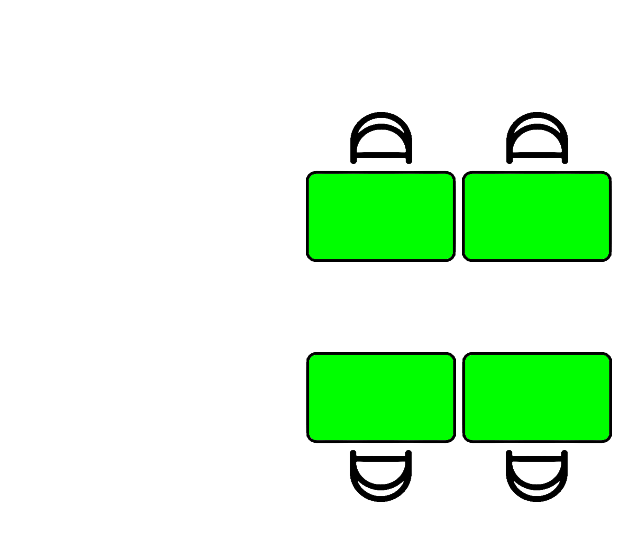
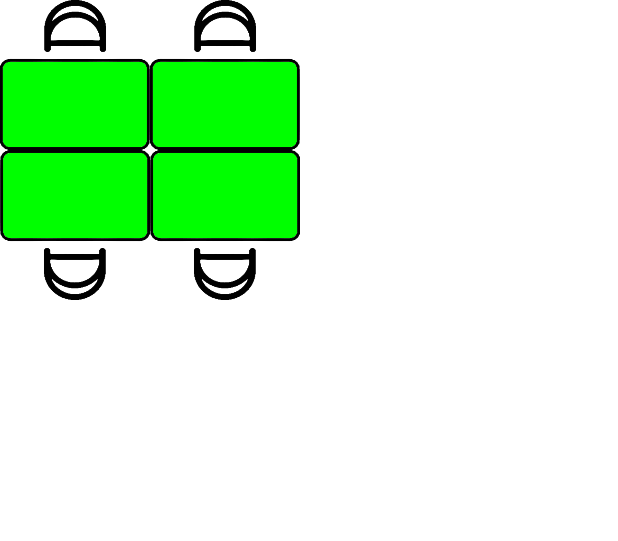
Before and after one commit to SwevenSoftware/BlockCOVID-android, an Android app: the layout fragment_postazioni.xml on its own in the app's theme, with its tools: preview values and no code run, on a phone screen of 412 x 824 dp. Shown: the top 541 px of the screen. Run offline under Robolectric (Android 15) with nearby library versions, the phone set to English and light mode, and no system bars.

Commit message:
postazioni stanno vicine e lo schermo e' bloccato in portrait mode

```diff
--- a/app/src/main/AndroidManifest.xml
+++ b/app/src/main/AndroidManifest.xml
@@ -14,7 +14,8 @@
         android:theme="@style/Theme.BlockCOVID">
         <activity
             android:name=".MainActivity"
-            android:label="@string/app_name">
+            android:label="@string/app_name"
+            android:screenOrientation="portrait">
             <intent-filter>
                 <action android:name="android.intent.action.MAIN" />
 
--- a/app/src/main/res/layout/fragment_postazioni.xml
+++ b/app/src/main/res/layout/fragment_postazioni.xml
@@ -11,55 +11,37 @@
         android:id="@+id/imageButton1"
         android:layout_width="100dp"
         android:layout_height="100dp"
-        android:layout_marginStart="200dp"
-        android:layout_marginLeft="200dp"
-        android:layout_marginTop="15dp"
-        android:layout_marginBottom="1dp"
         android:background="@drawable/green_desk"
         android:onClick="deskColor"
         android:rotation="180"
         app:layout_constraintBottom_toTopOf="@+id/imageButton3"
-        app:layout_constraintEnd_toStartOf="@+id/imageButton2"
-        app:layout_constraintStart_toStartOf="parent"
-        app:layout_constraintTop_toTopOf="parent" />
+        app:layout_constraintEnd_toStartOf="@+id/imageButton2" />
 
     <ImageButton
         android:id="@+id/imageButton2"
         android:layout_width="100dp"
         android:layout_height="100dp"
-        android:layout_marginTop="15dp"
-        android:layout_marginBottom="1dp"
         android:background="@drawable/green_desk"
         android:onClick="deskColor"
         android:rotation="180"
         app:layout_constraintBottom_toTopOf="@+id/imageButton4"
-        app:layout_constraintEnd_toEndOf="parent"
-        app:layout_constraintStart_toEndOf="@+id/imageButton1"
-        app:layout_constraintTop_toTopOf="parent" />
+        app:layout_constraintStart_toEndOf="@+id/imageButton1" />
 
     <ImageButton
         android:id="@+id/imageButton3"
         android:layout_width="100dp"
         android:layout_height="100dp"
-        android:layout_marginStart="200dp"
-        android:layout_marginLeft="200dp"
-        android:layout_marginBottom="430dp"
         android:background="@drawable/green_desk"
         android:onClick="deskColor"
-        app:layout_constraintBottom_toBottomOf="parent"
         app:layout_constraintEnd_toStartOf="@+id/imageButton4"
-        app:layout_constraintStart_toStartOf="parent"
         app:layout_constraintTop_toBottomOf="@+id/imageButton1" />
 
     <ImageButton
         android:id="@+id/imageButton4"
         android:layout_width="100dp"
         android:layout_height="100dp"
-        android:layout_marginBottom="430dp"
         android:background="@drawable/green_desk"
         android:onClick="deskColor"
-        app:layout_constraintBottom_toBottomOf="parent"
-        app:layout_constraintEnd_toEndOf="parent"
         app:layout_constraintStart_toEndOf="@+id/imageButton3"
         app:layout_constraintTop_toBottomOf="@+id/imageButton2" />
 
```
